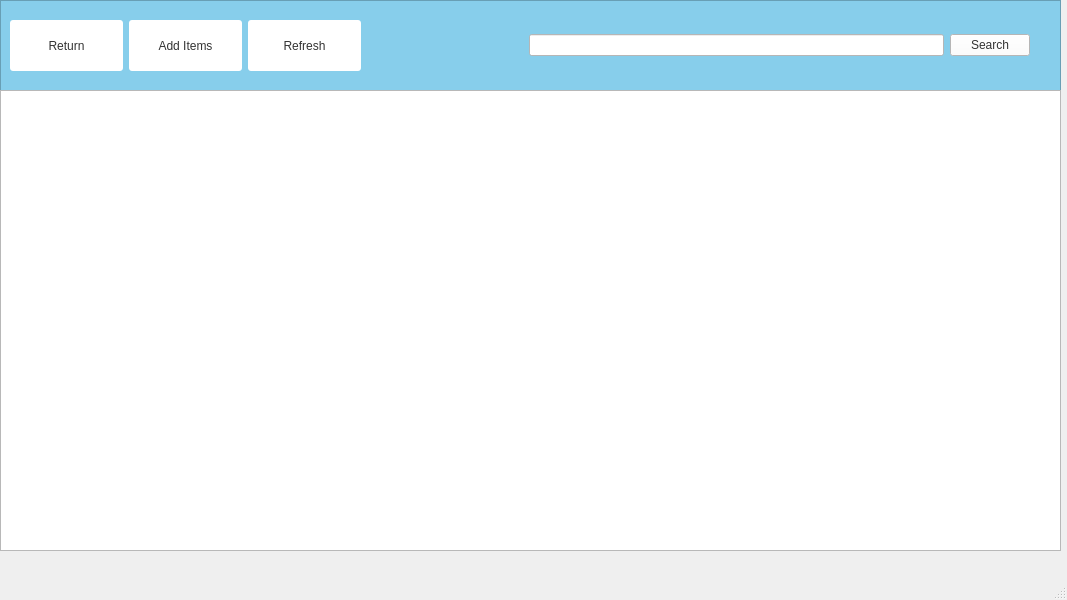
First picture: the form in Ui/items_window.ui, repository Youki27/LNHS-Inventory-System, before the edit.
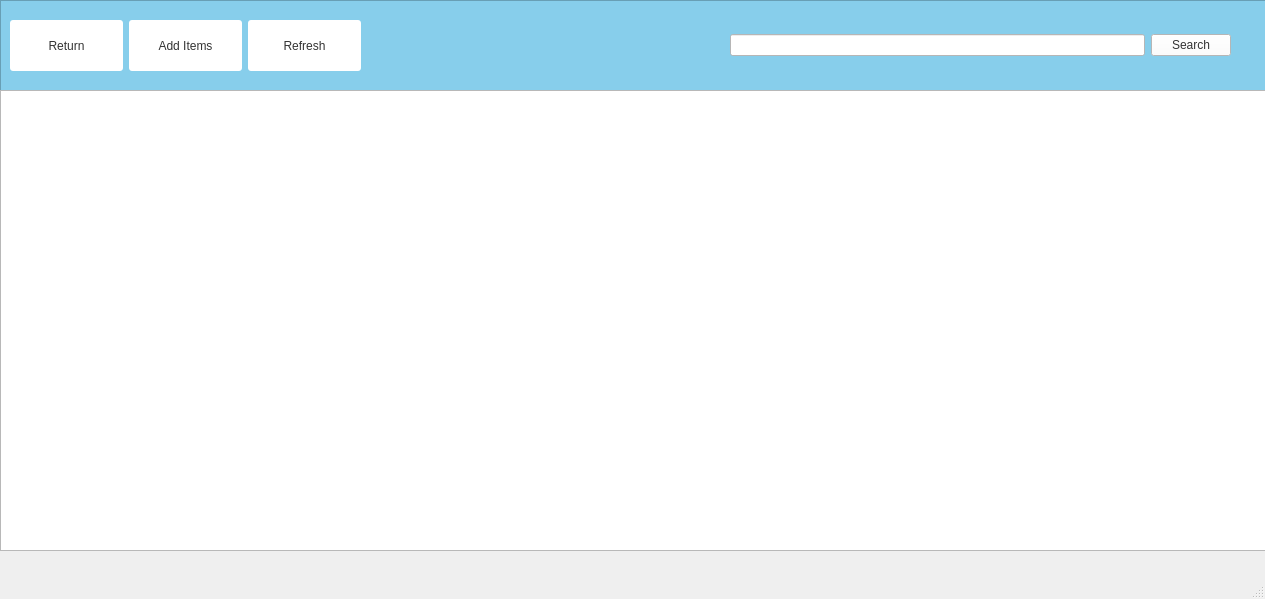
Second picture: the form after the edit.

The edit to the form file:
```diff
--- a/Ui/items_window.ui
+++ b/Ui/items_window.ui
@@ -6,8 +6,8 @@
    <rect>
     <x>0</x>
     <y>0</y>
-    <width>1067</width>
-    <height>600</height>
+    <width>1265</width>
+    <height>599</height>
    </rect>
   </property>
   <property name="windowTitle">
@@ -19,7 +19,7 @@
      <rect>
       <x>0</x>
       <y>0</y>
-      <width>1061</width>
+      <width>1271</width>
       <height>91</height>
      </rect>
     </property>
@@ -103,7 +103,7 @@
     <widget class="QWidget" name="horizontalLayoutWidget_2">
      <property name="geometry">
       <rect>
-       <x>529</x>
+       <x>730</x>
        <y>20</y>
        <width>501</width>
        <height>51</height>
@@ -138,7 +138,7 @@
      <rect>
       <x>0</x>
       <y>90</y>
-      <width>1061</width>
+      <width>1271</width>
       <height>461</height>
      </rect>
     </property>
```
Left out of the diff: 2 changed lines with no effect on the pictures.
